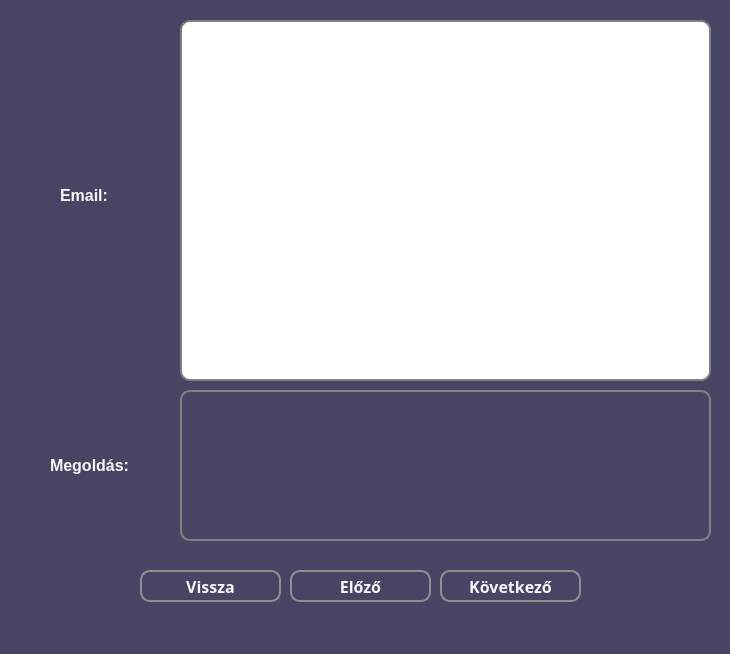
Before: the Qt Designer form src/main/resources/ui/dark/darkSolutionScreenForEmail.ui in pkristof1999/Szakdolgozat, drawn with Qt 5.
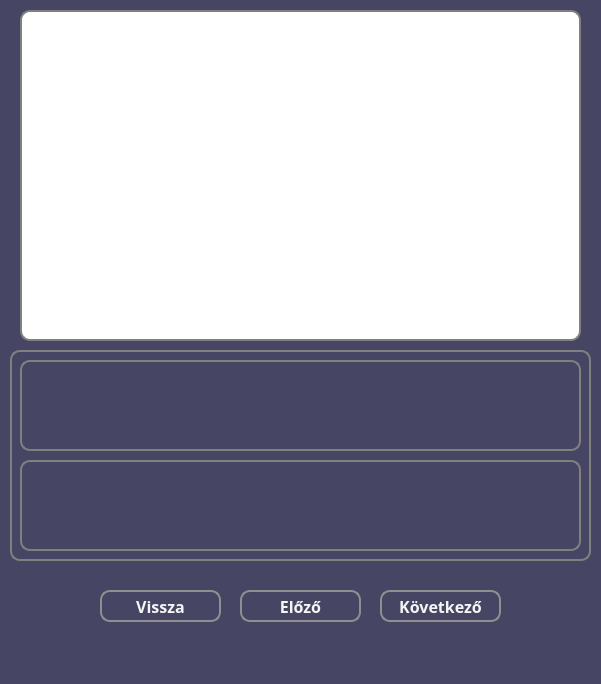
After: the same form once the commit is applied.

Commit message: Megoldókulcs kinézetének megváltoztatása

Diff of the .ui file:
```diff
--- a/src/main/resources/ui/dark/darkSolutionScreenForEmail.ui
+++ b/src/main/resources/ui/dark/darkSolutionScreenForEmail.ui
@@ -6,8 +6,8 @@
    <rect>
     <x>0</x>
     <y>0</y>
-    <width>730</width>
-    <height>654</height>
+    <width>601</width>
+    <height>684</height>
    </rect>
   </property>
   <property name="windowTitle">
@@ -24,10 +24,10 @@
    <widget class="QWidget" name="widget" native="true">
     <property name="geometry">
      <rect>
-      <x>-10</x>
+      <x>0</x>
       <y>0</y>
-      <width>741</width>
-      <height>621</height>
+      <width>601</width>
+      <height>651</height>
      </rect>
     </property>
     <property name="styleSheet">
@@ -40,9 +40,9 @@
     <widget class="QPushButton" name="nextButton">
      <property name="geometry">
       <rect>
-       <x>450</x>
-       <y>570</y>
-       <width>141</width>
+       <x>380</x>
+       <y>590</y>
+       <width>121</width>
        <height>32</height>
       </rect>
      </property>
@@ -76,10 +76,10 @@
      </property>
      <property name="geometry">
       <rect>
-       <x>190</x>
-       <y>20</y>
-       <width>531</width>
-       <height>361</height>
+       <x>20</x>
+       <y>10</y>
+       <width>561</width>
+       <height>331</height>
       </rect>
      </property>
      <property name="font">
@@ -120,9 +120,9 @@
     <widget class="QPushButton" name="backButton">
      <property name="geometry">
       <rect>
-       <x>150</x>
-       <y>570</y>
-       <width>141</width>
+       <x>100</x>
+       <y>590</y>
+       <width>121</width>
        <height>32</height>
       </rect>
      </property>
@@ -153,9 +153,9 @@
     <widget class="QPushButton" name="previousButton">
      <property name="geometry">
       <rect>
-       <x>300</x>
-       <y>570</y>
-       <width>141</width>
+       <x>240</x>
+       <y>590</y>
+       <width>121</width>
        <height>32</height>
       </rect>
      </property>
@@ -183,40 +183,50 @@
       <string>Előző</string>
      </property>
     </widget>
-    <widget class="QLabel" name="questionLabel">
+    <widget class="QLabel" name="answerBox">
+     <property name="enabled">
+      <bool>true</bool>
+     </property>
      <property name="geometry">
       <rect>
-       <x>70</x>
-       <y>160</y>
-       <width>101</width>
-       <height>71</height>
+       <x>10</x>
+       <y>350</y>
+       <width>581</width>
+       <height>211</height>
       </rect>
      </property>
+     <property name="font">
+      <font>
+       <family>Corbel</family>
+       <pointsize>12</pointsize>
+       <bold>true</bold>
+      </font>
+     </property>
+     <property name="layoutDirection">
+      <enum>Qt::LeftToRight</enum>
+     </property>
      <property name="styleSheet">
       <string notr="true">* {
-	color: whitesmoke;
+	border: 2px solid grey;
+	border-radius: 10px;
+	font-size: 12pt;
+	color: grey;
 }</string>
      </property>
+     <property name="frameShape">
+      <enum>QFrame::NoFrame</enum>
+     </property>
      <property name="text">
-      <string>Email:</string>
+      <string/>
      </property>
-    </widget>
-    <widget class="QLabel" name="answerLabel">
-     <property name="geometry">
-      <rect>
-       <x>60</x>
-       <y>430</y>
-       <width>101</width>
-       <height>71</height>
-      </rect>
+     <property name="textFormat">
+      <enum>Qt::PlainText</enum>
      </property>
-     <property name="styleSheet">
-      <string notr="true">* {
-	color: whitesmoke;
-}</string>
+     <property name="scaledContents">
+      <bool>true</bool>
      </property>
-     <property name="text">
-      <string>Megoldás:</string>
+     <property name="alignment">
+      <set>Qt::AlignCenter</set>
      </property>
     </widget>
     <widget class="QLabel" name="answerField">
@@ -225,10 +235,56 @@
      </property>
      <property name="geometry">
       <rect>
-       <x>190</x>
-       <y>390</y>
-       <width>531</width>
-       <height>151</height>
+       <x>20</x>
+       <y>360</y>
+       <width>561</width>
+       <height>91</height>
+      </rect>
+     </property>
+     <property name="font">
+      <font>
+       <family>Corbel</family>
+       <pointsize>12</pointsize>
+       <bold>true</bold>
+      </font>
+     </property>
+     <property name="layoutDirection">
+      <enum>Qt::LeftToRight</enum>
+     </property>
+     <property name="styleSheet">
+      <string notr="true">* {
+	border: 2px solid grey;
+	border-radius: 10px;
+	font-size: 12pt;
+	color: whitesmoke;
+}</string>
+     </property>
+     <property name="frameShape">
+      <enum>QFrame::NoFrame</enum>
+     </property>
+     <property name="text">
+      <string/>
+     </property>
+     <property name="textFormat">
+      <enum>Qt::PlainText</enum>
+     </property>
+     <property name="scaledContents">
+      <bool>true</bool>
+     </property>
+     <property name="alignment">
+      <set>Qt::AlignCenter</set>
+     </property>
+    </widget>
+    <widget class="QLabel" name="userAnswerField">
+     <property name="enabled">
+      <bool>true</bool>
+     </property>
+     <property name="geometry">
+      <rect>
+       <x>20</x>
+       <y>460</y>
+       <width>561</width>
+       <height>91</height>
       </rect>
      </property>
      <property name="font">
```
The commit also changes 28 other files.
